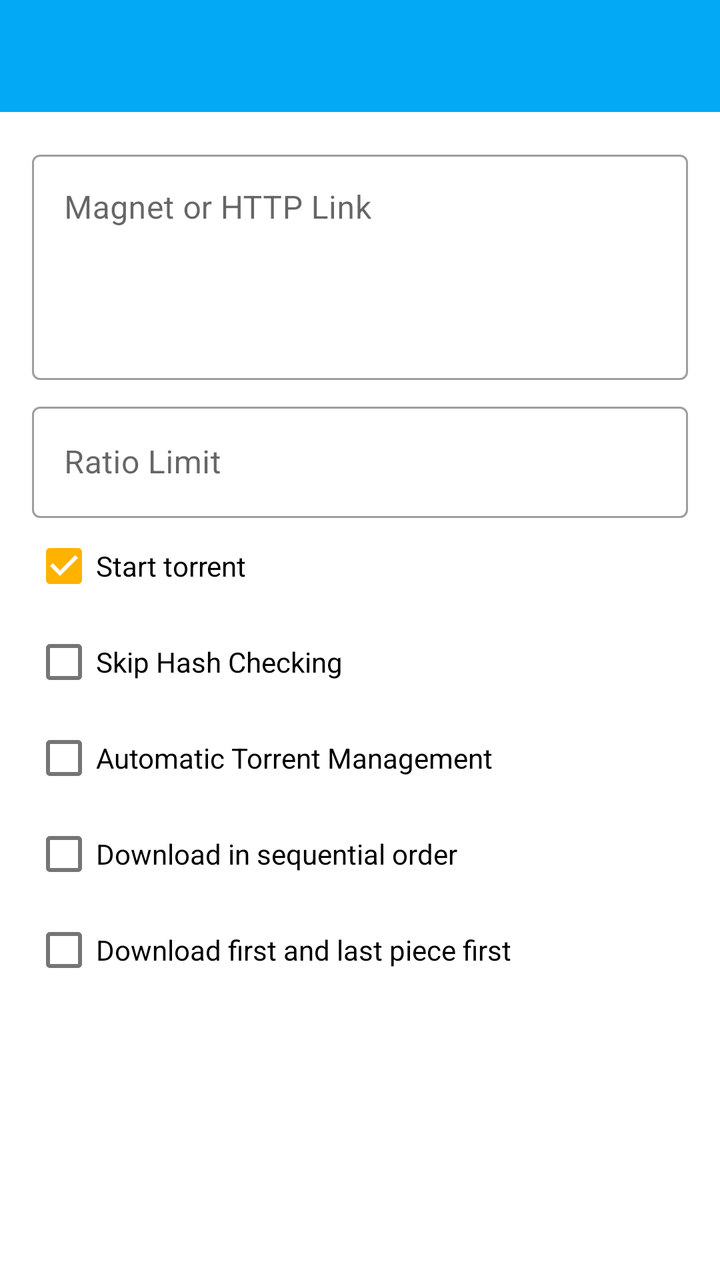
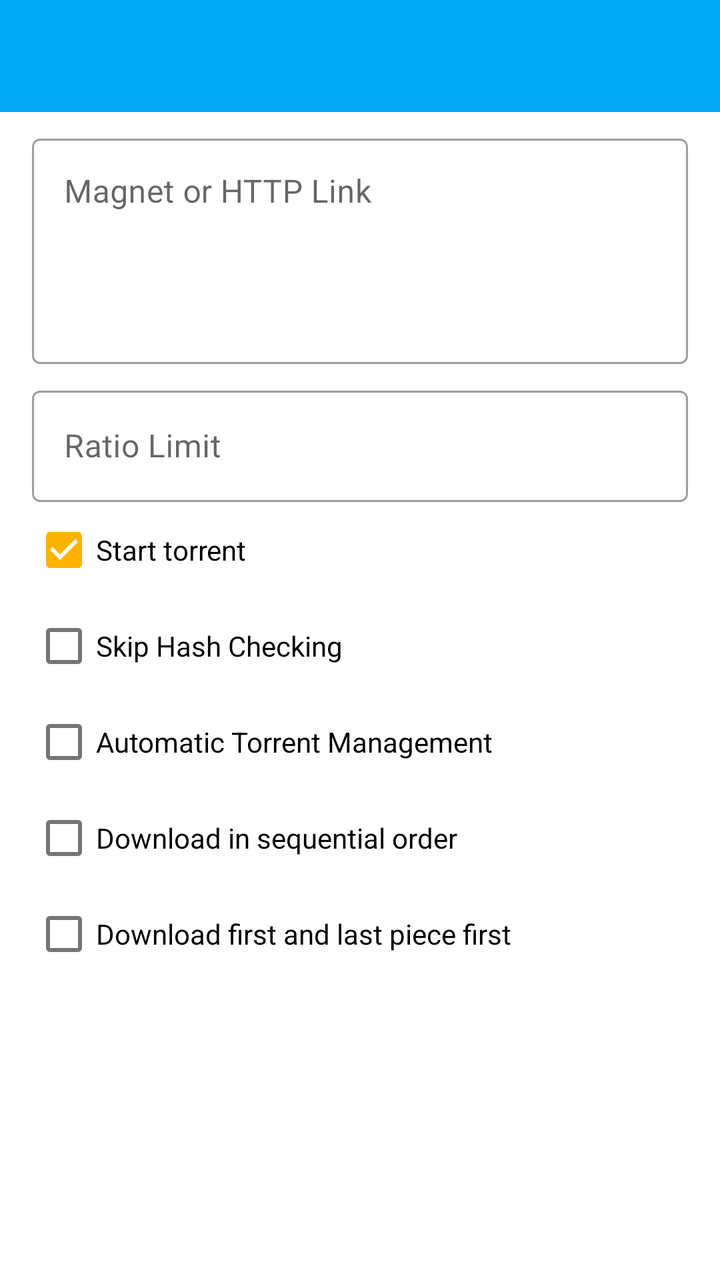

Two renders of the same Android screen: before a commit and after it. Below are the layout's source before the change and the commit's diff.
<!-- AndroidManifest.xml: application theme AppTheme -->
<!-- res/layout/activity_add_torrent.xml -->
<?xml version="1.0" encoding="utf-8"?>
<LinearLayout xmlns:android="http://schemas.android.com/apk/res/android"
    xmlns:app="http://schemas.android.com/apk/res-auto"
    xmlns:tools="http://schemas.android.com/tools"
    android:layout_width="match_parent"
    android:layout_height="match_parent"
    android:orientation="vertical"
    tools:context=".ui.addtorrent.AddTorrentActivity">

    <com.google.android.material.appbar.AppBarLayout
        android:layout_width="match_parent"
        android:layout_height="wrap_content">

        <com.google.android.material.appbar.MaterialToolbar
            android:id="@+id/toolbar"
            android:layout_width="match_parent"
            android:layout_height="?attr/actionBarSize"
            android:theme="@style/AppTheme.ToolbarOverlay"
            app:popupTheme="@style/AppTheme.PopupOverlay" />

    </com.google.android.material.appbar.AppBarLayout>

    <androidx.core.widget.NestedScrollView
        android:id="@+id/scroll_view"
        android:layout_width="match_parent"
        android:layout_height="match_parent">

        <LinearLayout
            android:layout_width="match_parent"
            android:layout_height="match_parent"
            android:orientation="vertical">

            <com.google.android.material.textfield.TextInputLayout
                android:id="@+id/input_layout_torrent_link"
                style="@style/Widget.MaterialComponents.TextInputLayout.OutlinedBox"
                android:layout_width="match_parent"
                android:layout_height="wrap_content"
                android:layout_marginStart="16dp"
                android:layout_marginTop="16dp"
                android:layout_marginEnd="16dp"
                app:errorEnabled="false">

                <com.google.android.material.textfield.TextInputEditText
                    android:id="@+id/edit_torrent_link"
                    android:layout_width="match_parent"
                    android:layout_height="wrap_content"
                    android:gravity="top|start"
                    android:hint="@string/torrent_add_link_hint"
                    android:importantForAutofill="no"
                    android:inputType="textMultiLine"
                    android:lines="4" />

            </com.google.android.material.textfield.TextInputLayout>

            <com.google.android.material.textfield.TextInputLayout
                style="@style/Widget.MaterialComponents.TextInputLayout.OutlinedBox"
                android:layout_width="match_parent"
                android:layout_height="wrap_content"
                android:layout_marginStart="16dp"
                android:layout_marginTop="8dp"
                android:layout_marginEnd="16dp">

                <com.google.android.material.textfield.TextInputEditText
                    android:id="@+id/edit_ratio_limit"
                    android:layout_width="match_parent"
                    android:layout_height="wrap_content"
                    android:hint="@string/torrent_add_ratio_limit"
                    android:importantForAutofill="no"
                    android:inputType="numberDecimal" />

            </com.google.android.material.textfield.TextInputLayout>

            <com.google.android.material.checkbox.MaterialCheckBox
                android:id="@+id/check_start_torrent"
                android:layout_width="match_parent"
                android:layout_height="wrap_content"
                android:layout_marginHorizontal="16dp"
                android:checked="true"
                android:text="@string/torrent_add_start_torrent" />

            <com.google.android.material.checkbox.MaterialCheckBox
                android:id="@+id/check_skip_checking"
                android:layout_width="match_parent"
                android:layout_height="wrap_content"
                android:layout_marginHorizontal="16dp"
                android:text="@string/torrent_add_skip_hash_checking" />

            <com.google.android.material.checkbox.MaterialCheckBox
                android:id="@+id/check_auto_tmm"
                android:layout_width="match_parent"
                android:layout_height="wrap_content"
                android:layout_marginHorizontal="16dp"
                android:text="@string/torrent_add_auto_tmm" />

            <com.google.android.material.checkbox.MaterialCheckBox
                android:id="@+id/check_sequential_download"
                android:layout_width="match_parent"
                android:layout_height="wrap_content"
                android:layout_marginHorizontal="16dp"
                android:text="@string/torrent_add_sequential_download" />

            <com.google.android.material.checkbox.MaterialCheckBox
                android:id="@+id/check_prioritize_first_last_piece"
                android:layout_width="match_parent"
                android:layout_height="wrap_content"
                android:layout_marginHorizontal="16dp"
                android:text="@string/torrent_add_prioritize_first_last_piece" />

        </LinearLayout>

    </androidx.core.widget.NestedScrollView>

</LinearLayout>
<!-- resources referenced by this layout -->
<resources>
  <string name="torrent_add_auto_tmm">Automatic Torrent Management</string>
  <string name="torrent_add_link_hint">Magnet or HTTP Link</string>
  <string name="torrent_add_prioritize_first_last_piece">Download first and last piece first</string>
  <string name="torrent_add_ratio_limit">Ratio Limit</string>
  <string name="torrent_add_sequential_download">Download in sequential order</string>
  <string name="torrent_add_skip_hash_checking">Skip Hash Checking</string>
  <string name="torrent_add_start_torrent">Start torrent</string>
  <style name="AppTheme.PopupOverlay" parent="ThemeOverlay.MaterialComponents.Light" />
  <style name="AppTheme.ToolbarOverlay" parent="ThemeOverlay.MaterialComponents.Dark.ActionBar" />
  <style name="AppTheme" parent="Theme.MaterialComponents.DayNight.NoActionBar">
          <item name="colorPrimary">@color/color_primary</item>
          <item name="colorPrimaryDark">@color/color_primary_dark</item>
          <item name="colorPrimaryVariant">@color/color_primary_variant</item>
          <item name="colorOnPrimary">@color/color_on_primary</item>
  
          <item name="colorSecondary">@color/color_secondary</item>
          <item name="colorSecondaryVariant">@color/color_secondary_variant</item>
          <item name="colorOnSecondary">@color/color_on_secondary</item>
  
          <item name="windowActionModeOverlay">true</item>
      </style>
  <color name="color_primary">#03A9F4</color>
  <color name="color_primary_dark">#007AC1</color>
  <color name="color_primary_variant">#007AC1</color>
  <color name="color_on_primary">#FFFFFF</color>
  <color name="color_secondary">#FFB300</color>
  <color name="color_secondary_variant">#C68400</color>
  <color name="color_on_secondary">#000000</color>
</resources>

<!-- the commit's change to res/layout/activity_add_torrent.xml (unified diff, before → after) -->
@@ -28,16 +28,35 @@
         <LinearLayout
             android:layout_width="match_parent"
             android:layout_height="match_parent"
-            android:orientation="vertical">
+            android:orientation="vertical"
+            android:paddingHorizontal="16dp"
+            android:paddingVertical="8dp">
+
+            <LinearLayout
+                android:id="@+id/layout_server_selector"
+                android:layout_width="match_parent"
+                android:layout_height="wrap_content"
+                android:visibility="gone"
+                tools:visibility="visible">
+
+                <com.google.android.material.textview.MaterialTextView
+                    android:layout_width="wrap_content"
+                    android:layout_height="wrap_content"
+                    android:text="@string/torrent_add_select_server" />
+
+                <Spinner
+                    android:id="@+id/spinner_servers"
+                    android:layout_width="match_parent"
+                    android:layout_height="wrap_content"
+                    android:layout_marginStart="8dp" />
+
+            </LinearLayout>
 
             <com.google.android.material.textfield.TextInputLayout
                 android:id="@+id/input_layout_torrent_link"
                 style="@style/Widget.MaterialComponents.TextInputLayout.OutlinedBox"
                 android:layout_width="match_parent"
                 android:layout_height="wrap_content"
-                android:layout_marginStart="16dp"
-                android:layout_marginTop="16dp"
-                android:layout_marginEnd="16dp"
                 app:errorEnabled="false">
 
                 <com.google.android.material.textfield.TextInputEditText
@@ -56,9 +75,7 @@
                 style="@style/Widget.MaterialComponents.TextInputLayout.OutlinedBox"
                 android:layout_width="match_parent"
                 android:layout_height="wrap_content"
-                android:layout_marginStart="16dp"
-                android:layout_marginTop="8dp"
-                android:layout_marginEnd="16dp">
+                android:layout_marginTop="8dp">
 
                 <com.google.android.material.textfield.TextInputEditText
                     android:id="@+id/edit_ratio_limit"
@@ -74,7 +91,6 @@
                 android:id="@+id/check_start_torrent"
                 android:layout_width="match_parent"
                 android:layout_height="wrap_content"
-                android:layout_marginHorizontal="16dp"
                 android:checked="true"
                 android:text="@string/torrent_add_start_torrent" />
 
@@ -82,28 +98,24 @@
                 android:id="@+id/check_skip_checking"
                 android:layout_width="match_parent"
                 android:layout_height="wrap_content"
-                android:layout_marginHorizontal="16dp"
                 android:text="@string/torrent_add_skip_hash_checking" />
 
             <com.google.android.material.checkbox.MaterialCheckBox
                 android:id="@+id/check_auto_tmm"
                 android:layout_width="match_parent"
                 android:layout_height="wrap_content"
-                android:layout_marginHorizontal="16dp"
                 android:text="@string/torrent_add_auto_tmm" />
 
             <com.google.android.material.checkbox.MaterialCheckBox
                 android:id="@+id/check_sequential_download"
                 android:layout_width="match_parent"
                 android:layout_height="wrap_content"
-                android:layout_marginHorizontal="16dp"
                 android:text="@string/torrent_add_sequential_download" />
 
             <com.google.android.material.checkbox.MaterialCheckBox
                 android:id="@+id/check_prioritize_first_last_piece"
                 android:layout_width="match_parent"
                 android:layout_height="wrap_content"
-                android:layout_marginHorizontal="16dp"
                 android:text="@string/torrent_add_prioritize_first_last_piece" />
 
         </LinearLayout>
<!-- resource entries referenced after the edit -->
@@ -4,6 +4,7 @@
   <string name="torrent_add_link_hint">Magnet or HTTP Link</string>
   <string name="torrent_add_prioritize_first_last_piece">Download first and last piece first</string>
   <string name="torrent_add_ratio_limit">Ratio Limit</string>
+  <string name="torrent_add_select_server">Server</string>
   <string name="torrent_add_sequential_download">Download in sequential order</string>
   <string name="torrent_add_skip_hash_checking">Skip Hash Checking</string>
   <string name="torrent_add_start_torrent">Start torrent</string>
